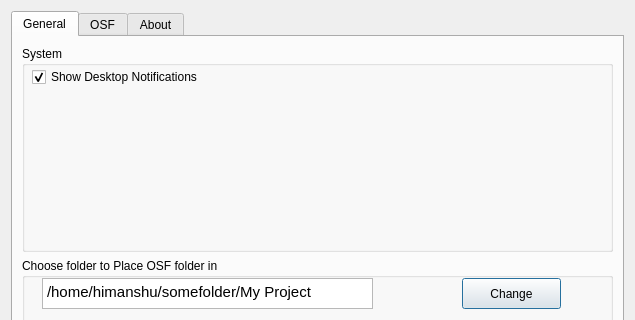
Old version of the form osfoffline/gui/qt/static/preferences.ui in the repository CenterForOpenScience/osf-sync; both pictures show x 0 to 635 and y 0 to 320 of the 635 by 485 pixel window.
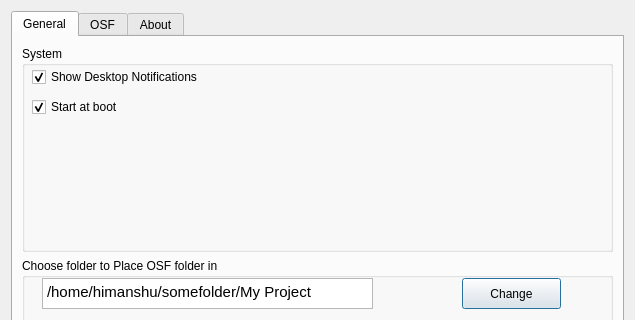
New version of the form. The open tabs and pages were chosen to show the change.

Commit message:
Start at boot for windows installs
* Compiled exe on windows will start everytime you start your computer
* Based on Start at boot checkbox
* Problem: Start at boot checkbox will do nothing if on OSX, working to
resolve in an upcoming PR.

Diff of the .ui file:
```diff
--- a/osfoffline/gui/qt/static/preferences.ui
+++ b/osfoffline/gui/qt/static/preferences.ui
@@ -47,6 +47,22 @@
              <bool>true</bool>
             </property>
            </widget>
+           <widget class="QCheckBox" name="startAtBoot">
+            <property name="geometry">
+             <rect>
+              <x>10</x>
+              <y>50</y>
+              <width>541</width>
+              <height>22</height>
+             </rect>
+            </property>
+            <property name="text">
+             <string>Start at boot</string>
+            </property>
+            <property name="checked">
+             <bool>true</bool>
+            </property>
+           </widget>
           </widget>
          </item>
          <item row="1" column="0">
```
The commit also changes 3 other files.
